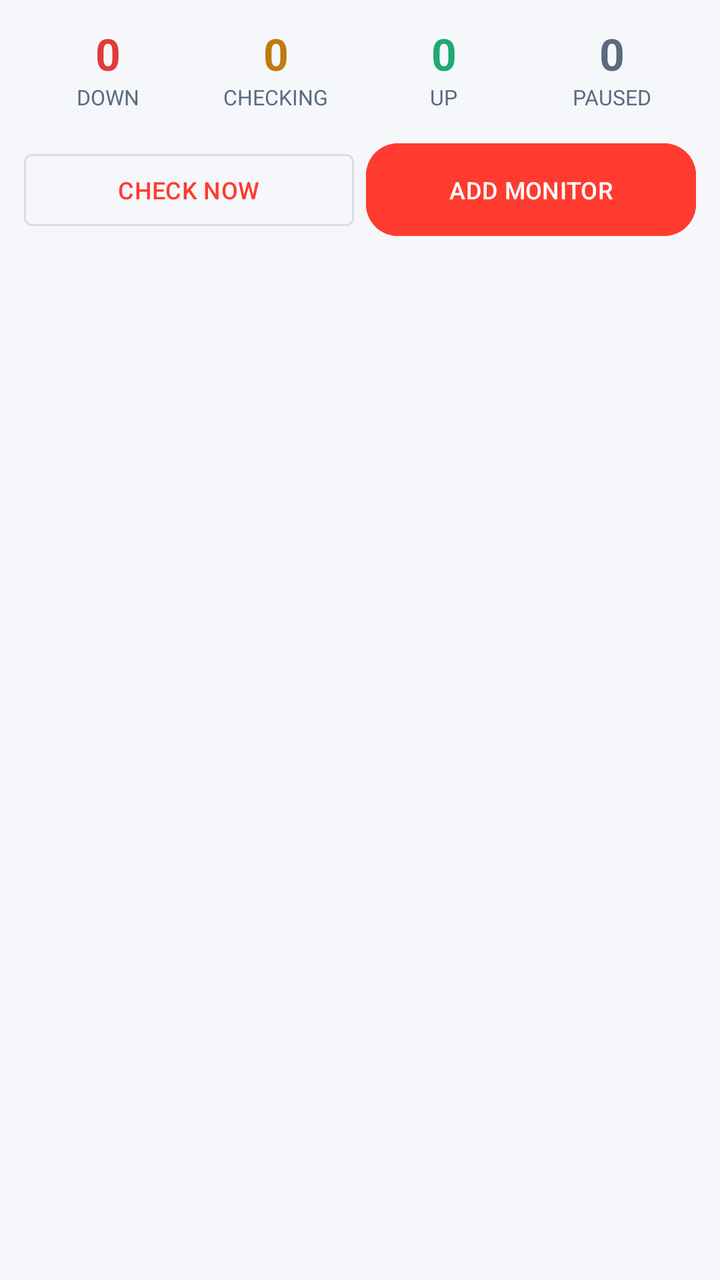
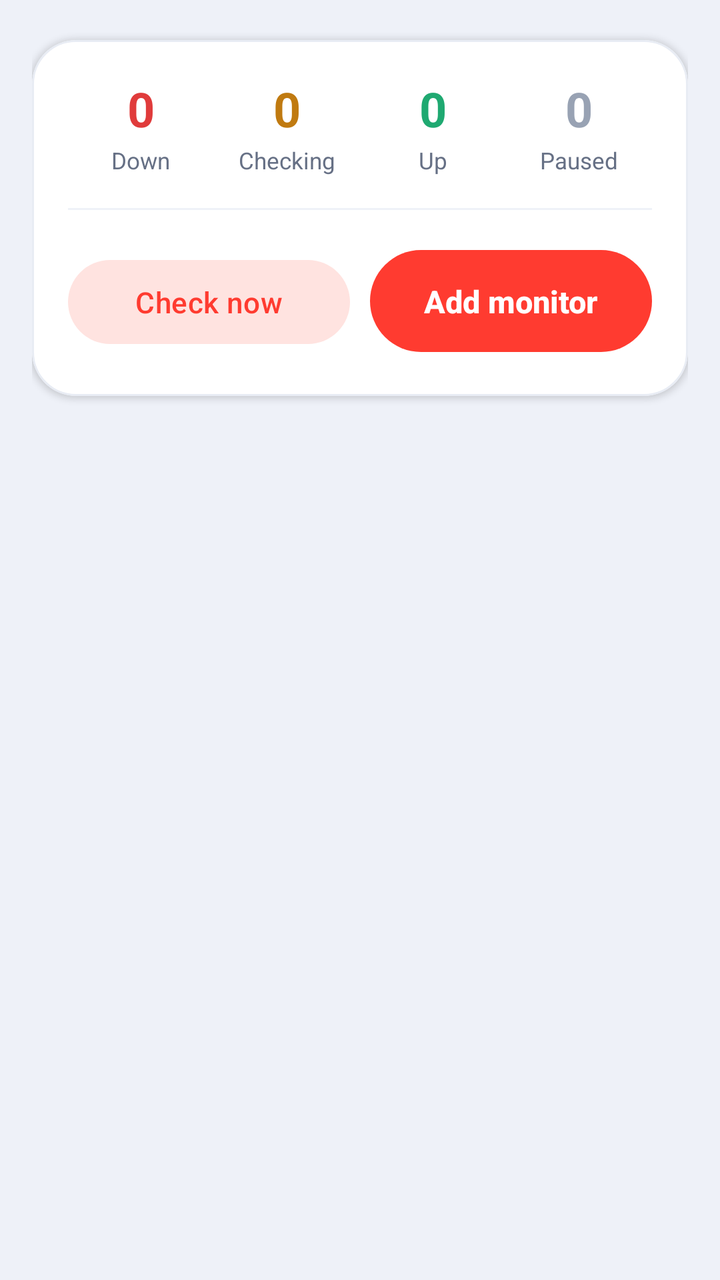

Compare the two renders of this Android layout. The source of the first and the diff that turns it into the second are given below.
<!-- AndroidManifest.xml: application theme Theme.ItGuyAssets -->
<!-- res/layout/fragment_heartbeat.xml -->
<?xml version="1.0" encoding="utf-8"?>
<LinearLayout xmlns:android="http://schemas.android.com/apk/res/android"
    android:layout_width="match_parent"
    android:layout_height="match_parent"
    android:orientation="vertical"
    android:background="@color/bg">

    <LinearLayout
        android:layout_width="match_parent"
        android:layout_height="wrap_content"
        android:orientation="horizontal"
        android:padding="12dp"
        android:gravity="center_vertical">

        <LinearLayout
            android:id="@+id/kpiDown"
            android:layout_width="0dp"
            android:layout_height="wrap_content"
            android:layout_weight="1"
            android:orientation="vertical"
            android:gravity="center">
            <TextView
                android:id="@+id/nDown"
                android:layout_width="wrap_content"
                android:layout_height="wrap_content"
                android:text="0"
                android:textColor="@color/hb_down"
                android:textSize="22sp"
                android:textStyle="bold" />
            <TextView
                android:layout_width="wrap_content"
                android:layout_height="wrap_content"
                android:text="DOWN"
                android:textColor="@color/muted"
                android:textSize="10.5sp" />
        </LinearLayout>

        <LinearLayout
            android:layout_width="0dp"
            android:layout_height="wrap_content"
            android:layout_weight="1"
            android:orientation="vertical"
            android:gravity="center">
            <TextView
                android:id="@+id/nPending"
                android:layout_width="wrap_content"
                android:layout_height="wrap_content"
                android:text="0"
                android:textColor="@color/hb_pending"
                android:textSize="22sp"
                android:textStyle="bold" />
            <TextView
                android:layout_width="wrap_content"
                android:layout_height="wrap_content"
                android:text="CHECKING"
                android:textColor="@color/muted"
                android:textSize="10.5sp" />
        </LinearLayout>

        <LinearLayout
            android:layout_width="0dp"
            android:layout_height="wrap_content"
            android:layout_weight="1"
            android:orientation="vertical"
            android:gravity="center">
            <TextView
                android:id="@+id/nUp"
                android:layout_width="wrap_content"
                android:layout_height="wrap_content"
                android:text="0"
                android:textColor="@color/hb_up"
                android:textSize="22sp"
                android:textStyle="bold" />
            <TextView
                android:layout_width="wrap_content"
                android:layout_height="wrap_content"
                android:text="UP"
                android:textColor="@color/muted"
                android:textSize="10.5sp" />
        </LinearLayout>

        <LinearLayout
            android:layout_width="0dp"
            android:layout_height="wrap_content"
            android:layout_weight="1"
            android:orientation="vertical"
            android:gravity="center">
            <TextView
                android:id="@+id/nPaused"
                android:layout_width="wrap_content"
                android:layout_height="wrap_content"
                android:text="0"
                android:textColor="@color/muted"
                android:textSize="22sp"
                android:textStyle="bold" />
            <TextView
                android:layout_width="wrap_content"
                android:layout_height="wrap_content"
                android:text="PAUSED"
                android:textColor="@color/muted"
                android:textSize="10.5sp" />
        </LinearLayout>
    </LinearLayout>

    <LinearLayout
        android:layout_width="match_parent"
        android:layout_height="wrap_content"
        android:orientation="horizontal"
        android:paddingHorizontal="12dp"
        android:paddingBottom="6dp">

        <com.google.android.material.button.MaterialButton
            android:id="@+id/checkNowBtn"
            style="@style/Widget.MaterialComponents.Button.OutlinedButton"
            android:layout_width="0dp"
            android:layout_height="wrap_content"
            android:layout_weight="1"
            android:layout_marginEnd="6dp"
            android:text="CHECK NOW"
            android:textSize="12sp" />

        <com.google.android.material.button.MaterialButton
            android:id="@+id/addBtn"
            android:layout_width="0dp"
            android:layout_height="wrap_content"
            android:layout_weight="1"
            android:backgroundTint="@color/accent"
            android:text="ADD MONITOR"
            android:textSize="12sp" />
    </LinearLayout>

    <TextView
        android:id="@+id/statusLine"
        android:layout_width="match_parent"
        android:layout_height="wrap_content"
        android:paddingHorizontal="16dp"
        android:paddingBottom="6dp"
        android:textColor="@color/muted"
        android:textSize="12sp" />

        <TextView
            android:id="@+id/offlineBanner"
            android:layout_width="match_parent"
            android:layout_height="wrap_content"
            android:layout_marginHorizontal="12dp"
            android:layout_marginBottom="8dp"
            android:background="@color/surface"
            android:padding="8dp"
            android:textColor="@color/accent"
            android:textSize="12sp"
            android:gravity="center"
            android:visibility="gone" />
    <androidx.recyclerview.widget.RecyclerView
        android:id="@+id/recycler"
        android:layout_width="match_parent"
        android:layout_height="0dp"
        android:layout_weight="1"
        android:clipToPadding="false"
        android:paddingBottom="12dp" />

    <TextView
        android:id="@+id/emptyText"
        android:layout_width="match_parent"
        android:layout_height="wrap_content"
        android:padding="36dp"
        android:gravity="center"
        android:textColor="@color/muted"
        android:text="No monitors yet — tap ADD MONITOR"
        android:visibility="gone" />
</LinearLayout>
<!-- resources referenced by this layout -->
<resources>
  <style name="Base.Theme.ItGuyAssets" parent="Theme.Material3.DayNight.NoActionBar">
          <item name="colorPrimary">@color/accent</item>
          <item name="colorOnPrimary">@color/on_accent</item>
          <item name="colorPrimaryContainer">@color/accent_container</item>
          <item name="colorOnPrimaryContainer">@color/accent</item>
          <item name="colorSecondary">@color/accent</item>
          <item name="colorSecondaryContainer">@color/accent_container</item>
          <item name="colorOnSecondaryContainer">@color/accent</item>
          <item name="android:colorBackground">@color/bg</item>
          <item name="colorSurface">@color/surface</item>
          
          <item name="elevationOverlayEnabled">false</item>
          <item name="colorSurfaceVariant">@color/surface_variant</item>
          <item name="colorOnSurface">@color/text</item>
          <item name="colorOnSurfaceVariant">@color/muted</item>
          <item name="colorOutline">@color/outline</item>
          <item name="android:windowBackground">@color/bg</item>
          <item name="android:statusBarColor">@color/bg</item>
          <item name="android:navigationBarColor">@color/bg</item>
          
          <item name="materialButtonStyle">@style/Button.IT</item>
          <item name="materialCardViewStyle">@style/Card</item>
          <item name="floatingActionButtonStyle">@style/FabPrimary</item>
      </style>
  <!-- unchanged entries left out for length: 18 -->
</resources>

<!-- the commit's change to res/layout/fragment_heartbeat.xml (unified diff, before → after) -->
@@ -1,170 +1,194 @@
 <?xml version="1.0" encoding="utf-8"?>
 <LinearLayout xmlns:android="http://schemas.android.com/apk/res/android"
+    xmlns:app="http://schemas.android.com/apk/res-auto"
     android:layout_width="match_parent"
     android:layout_height="match_parent"
-    android:orientation="vertical"
-    android:background="@color/bg">
+    android:background="@color/page"
+    android:orientation="vertical">
 
     <LinearLayout
         android:layout_width="match_parent"
         android:layout_height="wrap_content"
-        android:orientation="horizontal"
-        android:padding="12dp"
-        android:gravity="center_vertical">
+        android:orientation="vertical"
+        android:paddingStart="16dp"
+        android:paddingEnd="16dp"
+        android:paddingTop="6dp">
 
-        <LinearLayout
-            android:id="@+id/kpiDown"
-            android:layout_width="0dp"
+        <com.google.android.material.card.MaterialCardView style="@style/Card">
+            <LinearLayout
+                android:layout_width="match_parent"
+                android:layout_height="wrap_content"
+                android:orientation="vertical"
+                android:padding="18dp">
+
+                <LinearLayout
+                    android:layout_width="match_parent"
+                    android:layout_height="wrap_content"
+                    android:orientation="horizontal">
+
+                    <LinearLayout
+                        android:id="@+id/kpiDown"
+                        android:layout_width="0dp"
+                        android:layout_height="wrap_content"
+                        android:layout_weight="1"
+                        android:gravity="center"
+                        android:orientation="vertical">
+                        <TextView
+                            android:id="@+id/nDown"
+                            android:layout_width="wrap_content"
+                            android:layout_height="wrap_content"
+                            android:text="0"
+                            android:textColor="@color/hb_down"
+                            android:textSize="24sp"
+                            android:textStyle="bold" />
+                        <TextView
+                            android:layout_width="wrap_content"
+                            android:layout_height="wrap_content"
+                            android:layout_marginTop="2dp"
+                            android:text="Down"
+                            android:textColor="@color/text_soft"
+                            android:textSize="11.5sp" />
+                    </LinearLayout>
+
+                    <LinearLayout
+                        android:layout_width="0dp"
+                        android:layout_height="wrap_content"
+                        android:layout_weight="1"
+                        android:gravity="center"
+                        android:orientation="vertical">
+                        <TextView
+                            android:id="@+id/nPending"
+                            android:layout_width="wrap_content"
+                            android:layout_height="wrap_content"
+                            android:text="0"
+                            android:textColor="@color/hb_pending"
+                            android:textSize="24sp"
+                            android:textStyle="bold" />
+                        <TextView
+                            android:layout_width="wrap_content"
+                            android:layout_height="wrap_content"
+                            android:layout_marginTop="2dp"
+                            android:text="Checking"
+                            android:textColor="@color/text_soft"
+                            android:textSize="11.5sp" />
+                    </LinearLayout>
+
+                    <LinearLayout
+                        android:layout_width="0dp"
+                        android:layout_height="wrap_content"
+                        android:layout_weight="1"
+                        android:gravity="center"
+                        android:orientation="vertical">
+                        <TextView
+                            android:id="@+id/nUp"
+                            android:layout_width="wrap_content"
+                            android:layout_height="wrap_content"
+                            android:text="0"
+                            android:textColor="@color/hb_up"
+                            android:textSize="24sp"
+                            android:textStyle="bold" />
+                        <TextView
+                            android:layout_width="wrap_content"
+                            android:layout_height="wrap_content"
+                            android:layout_marginTop="2dp"
+                            android:text="Up"
+                            android:textColor="@color/text_soft"
+                            android:textSize="11.5sp" />
+                    </LinearLayout>
+
+                    <LinearLayout
+                        android:layout_width="0dp"
+                        android:layout_height="wrap_content"
+                        android:layout_weight="1"
+                        android:gravity="center"
+                        android:orientation="vertical">
+                        <TextView
+                            android:id="@+id/nPaused"
+                            android:layout_width="wrap_content"
+                            android:layout_height="wrap_content"
+                            android:text="0"
+                            android:textColor="@color/text_faint"
+                            android:textSize="24sp"
+                            android:textStyle="bold" />
+                        <TextView
+                            android:layout_width="wrap_content"
+                            android:layout_height="wrap_content"
+                            android:layout_marginTop="2dp"
+                            android:text="Paused"
+                            android:textColor="@color/text_soft"
+                            android:textSize="11.5sp" />
+                    </LinearLayout>
+                </LinearLayout>
+
+                <View
+                    android:layout_width="match_parent"
+                    android:layout_height="1dp"
+                    android:layout_marginTop="16dp"
+                    android:layout_marginBottom="16dp"
+                    android:background="@color/divider" />
+
+                <LinearLayout
+                    android:layout_width="match_parent"
+                    android:layout_height="wrap_content"
+                    android:orientation="horizontal">
+
+                    <com.google.android.material.button.MaterialButton
+                        android:id="@+id/checkNowBtn"
+                        style="@style/ButtonPillQuiet"
+                        android:layout_width="0dp"
+                        android:layout_height="wrap_content"
+                        android:layout_weight="1"
+                        android:text="Check now" />
+
+                    <com.google.android.material.button.MaterialButton
+                        android:id="@+id/addBtn"
+                        style="@style/ButtonPill"
+                        android:layout_width="0dp"
+                        android:layout_height="wrap_content"
+                        android:layout_marginStart="10dp"
+                        android:layout_weight="1"
+                        android:text="Add monitor" />
+                </LinearLayout>
+            </LinearLayout>
+        </com.google.android.material.card.MaterialCardView>
+
+        <TextView
+            android:id="@+id/statusLine"
+            android:layout_width="match_parent"
             android:layout_height="wrap_content"
-            android:layout_weight="1"
-            android:orientation="vertical"
-            android:gravity="center">
-            <TextView
-                android:id="@+id/nDown"
-                android:layout_width="wrap_content"
-                android:layout_height="wrap_content"
-                android:text="0"
-                android:textColor="@color/hb_down"
-                android:textSize="22sp"
-                android:textStyle="bold" />
-            <TextView
-                android:layout_width="wrap_content"
-                android:layout_height="wrap_content"
-                android:text="DOWN"
-                android:textColor="@color/muted"
-                android:textSize="10.5sp" />
-        </LinearLayout>
-
-        <LinearLayout
-            android:layout_width="0dp"
-            android:layout_height="wrap_content"
-            android:layout_weight="1"
-            android:orientation="vertical"
-            android:gravity="center">
-            <TextView
-                android:id="@+id/nPending"
-                android:layout_width="wrap_content"
-                android:layout_height="wrap_content"
-                android:text="0"
-                android:textColor="@color/hb_pending"
-                android:textSize="22sp"
-                android:textStyle="bold" />
-            <TextView
-                android:layout_width="wrap_content"
-                android:layout_height="wrap_content"
-                android:text="CHECKING"
-                android:textColor="@color/muted"
-                android:textSize="10.5sp" />
-        </LinearLayout>
-
-        <LinearLayout
-            android:layout_width="0dp"
-            android:layout_height="wrap_content"
-            android:layout_weight="1"
-            android:orientation="vertical"
-            android:gravity="center">
-            <TextView
-                android:id="@+id/nUp"
-                android:layout_width="wrap_content"
-                android:layout_height="wrap_content"
-                android:text="0"
-                android:textColor="@color/hb_up"
-                android:textSize="22sp"
-                android:textStyle="bold" />
-            <TextView
-                android:layout_width="wrap_content"
-                android:layout_height="wrap_content"
-                android:text="UP"
-                android:textColor="@color/muted"
-                android:textSize="10.5sp" />
-        </LinearLayout>
-
-        <LinearLayout
-            android:layout_width="0dp"
-            android:layout_height="wrap_content"
-            android:layout_weight="1"
-            android:orientation="vertical"
-            android:gravity="center">
-            <TextView
-                android:id="@+id/nPaused"
-                android:layout_width="wrap_content"
-                android:layout_height="wrap_content"
-                android:text="0"
-                android:textColor="@color/muted"
-                android:textSize="22sp"
-                android:textStyle="bold" />
-            <TextView
-                android:layout_width="wrap_content"
-                android:layout_height="wrap_content"
-                android:text="PAUSED"
-                android:textColor="@color/muted"
-                android:textSize="10.5sp" />
-        </LinearLayout>
-    </LinearLayout>
-
-    <LinearLayout
-        android:layout_width="match_parent"
-        android:layout_height="wrap_content"
-        android:orientation="horizontal"
-        android:paddingHorizontal="12dp"
-        android:paddingBottom="6dp">
-
-        <com.google.android.material.button.MaterialButton
-            android:id="@+id/checkNowBtn"
-            style="@style/Widget.MaterialComponents.Button.OutlinedButton"
-            android:layout_width="0dp"
-            android:layout_height="wrap_content"
-            android:layout_weight="1"
-            android:layout_marginEnd="6dp"
-            android:text="CHECK NOW"
-            android:textSize="12sp" />
-
-        <com.google.android.material.button.MaterialButton
-            android:id="@+id/addBtn"
-            android:layout_width="0dp"
-            android:layout_height="wrap_content"
-            android:layout_weight="1"
-            android:backgroundTint="@color/accent"
-            android:text="ADD MONITOR"
-            android:textSize="12sp" />
-    </LinearLayout>
-
-    <TextView
-        android:id="@+id/statusLine"
-        android:layout_width="match_parent"
-        android:layout_height="wrap_content"
-        android:paddingHorizontal="16dp"
-        android:paddingBottom="6dp"
-        android:textColor="@color/muted"
-        android:textSize="12sp" />
+            android:layout_marginTop="14dp"
+            android:textColor="@color/text_soft"
+            android:textSize="12.5sp" />
 
         <TextView
             android:id="@+id/offlineBanner"
             android:layout_width="match_parent"
             android:layout_height="wrap_content"
-            android:layout_marginHorizontal="12dp"
-            android:layout_marginBottom="8dp"
-            android:background="@color/surface"
-            android:padding="8dp"
+            android:layout_marginTop="8dp"
+            android:background="@drawable/card_soft"
+            android:gravity="center"
+            android:padding="9dp"
             android:textColor="@color/accent"
             android:textSize="12sp"
-            android:gravity="center"
             android:visibility="gone" />
+    </LinearLayout>
+
     <androidx.recyclerview.widget.RecyclerView
         android:id="@+id/recycler"
         android:layout_width="match_parent"
         android:layout_height="0dp"
         android:layout_weight="1"
         android:clipToPadding="false"
-        android:paddingBottom="12dp" />
+        android:paddingTop="8dp"
+        android:paddingBottom="24dp" />
 
     <TextView
         android:id="@+id/emptyText"
         android:layout_width="match_parent"
         android:layout_height="wrap_content"
+        android:gravity="center"
         android:padding="36dp"
-        android:gravity="center"
-        android:textColor="@color/muted"
-        android:text="No monitors yet — tap ADD MONITOR"
+        android:text="No monitors yet — tap Add monitor"
+        android:textColor="@color/text_faint"
         android:visibility="gone" />
 </LinearLayout>
<!-- resource entries referenced after the edit -->
@@ -1,5 +1,32 @@
 <!-- resources referenced by this layout -->
 <resources>
+  <color name="divider">#EFF2F8</color>
+  <color name="page">#EEF1F8</color>
+  <color name="text_faint">#98A2B3</color>
+  <color name="text_soft">#667085</color>
+  <!-- drawable card_soft (drawable) -->
+  <?xml version="1.0" encoding="utf-8"?>
+  <shape xmlns:android="http://schemas.android.com/apk/res/android" android:shape="rectangle">
+      <solid android:color="@color/card" />
+      <corners android:radius="22dp" />
+      <stroke android:width="1dp" android:color="@color/card_line" />
+  </shape>
+  <style name="ButtonPill" parent="Widget.Material3.Button">
+          <item name="cornerRadius">28dp</item>
+          <item name="android:minHeight">54dp</item>
+          <item name="android:paddingTop">15dp</item>
+          <item name="android:paddingBottom">15dp</item>
+          <item name="android:textAllCaps">false</item>
+          <item name="android:textSize">15.5sp</item>
+          <item name="android:textStyle">bold</item>
+          <item name="android:letterSpacing">0</item>
+      </style>
+  <style name="ButtonPillQuiet" parent="Widget.Material3.Button.TonalButton">
+          <item name="cornerRadius">28dp</item>
+          <item name="android:minHeight">50dp</item>
+          <item name="android:textAllCaps">false</item>
+          <item name="android:textSize">14.5sp</item>
+      </style>
   <style name="Base.Theme.ItGuyAssets" parent="Theme.Material3.DayNight.NoActionBar">
           <item name="colorPrimary">@color/accent</item>
           <item name="colorOnPrimary">@color/on_accent</item>
@@ -23,7 +50,40 @@
           <item name="materialButtonStyle">@style/Button.IT</item>
           <item name="materialCardViewStyle">@style/Card</item>
           <item name="floatingActionButtonStyle">@style/FabPrimary</item>
+          <item name="materialAlertDialogTheme">@style/DialogTheme</item>
+          <item name="alertDialogTheme">@style/DialogTheme</item>
       </style>
+  <style name="DialogTheme" parent="ThemeOverlay.Material3.MaterialAlertDialog">
+          <item name="alertDialogStyle">@style/DialogBody</item>
+          <item name="android:windowMinWidthMajor">88%</item>
+          <item name="android:windowMinWidthMinor">88%</item>
+          <item name="colorSurface">@color/card</item>
+          <item name="android:colorBackground">@color/card</item>
+          <item name="materialAlertDialogTitleTextStyle">@style/DialogTitle</item>
+          <item name="buttonBarPositiveButtonStyle">@style/DialogButton</item>
+          <item name="buttonBarNegativeButtonStyle">@style/DialogButton</item>
+          <item name="buttonBarNeutralButtonStyle">@style/DialogButton</item>
+      </style>
+  <style name="DialogBody" parent="MaterialAlertDialog.Material3">
+          <item name="backgroundTint">@color/card</item>
+          <item name="shapeAppearanceOverlay">@style/DialogShape</item>
+      </style>
+  <style name="DialogTitle" parent="MaterialAlertDialog.Material3.Title.Text">
+          <item name="android:textColor">@color/text_strong</item>
+          <item name="android:textSize">19sp</item>
+          <item name="android:textStyle">bold</item>
+      </style>
+  <style name="DialogButton" parent="Widget.Material3.Button.TextButton.Dialog">
+          <item name="android:textColor">@color/accent</item>
+          <item name="android:textAllCaps">false</item>
+          <item name="android:textSize">14.5sp</item>
+          <item name="android:textStyle">bold</item>
+      </style>
+  <style name="DialogShape">
+          <item name="cornerFamily">rounded</item>
+          <item name="cornerSize">26dp</item>
+      </style>
+  <color name="text_strong">#101828</color>
   <!-- unchanged entries left out for length: 18 -->
 </resources>
 
